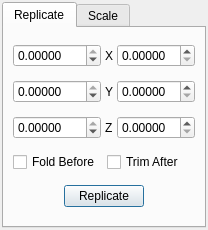
First picture: the form in trunk/src/gui/celltransform.ui, repository trisyoungs/aten, before the edit.
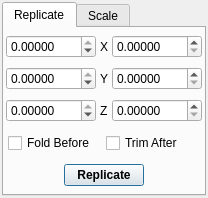
Second picture: the form after the edit. Icons and pictures are not drawn.

What changed in the file:
```diff
--- a/trunk/src/gui/celltransform.ui
+++ b/trunk/src/gui/celltransform.ui
@@ -6,7 +6,7 @@
     <x>0</x>
     <y>0</y>
     <width>208</width>
-    <height>230</height>
+    <height>198</height>
    </rect>
   </property>
   <property name="windowTitle" >
@@ -33,10 +33,10 @@
       </attribute>
       <layout class="QVBoxLayout" >
        <property name="margin" >
-        <number>9</number>
+        <number>2</number>
        </property>
        <property name="spacing" >
-        <number>6</number>
+        <number>4</number>
        </property>
        <item>
         <layout class="QHBoxLayout" >
@@ -224,10 +224,10 @@
        <item>
         <layout class="QHBoxLayout" >
          <property name="margin" >
-          <number>0</number>
+          <number>2</number>
          </property>
          <property name="spacing" >
-          <number>6</number>
+          <number>4</number>
          </property>
          <item>
           <widget class="QCheckBox" name="CellReplicateFoldCheck" >
@@ -284,6 +284,12 @@
          </item>
          <item>
           <widget class="QPushButton" name="CellReplicateButton" >
+           <property name="font" >
+            <font>
+             <weight>75</weight>
+             <bold>true</bold>
+            </font>
+           </property>
            <property name="toolTip" >
             <string>Replicate current cell</string>
            </property>
```
Left out of the diff: 27 changed lines with no effect on the pictures.
